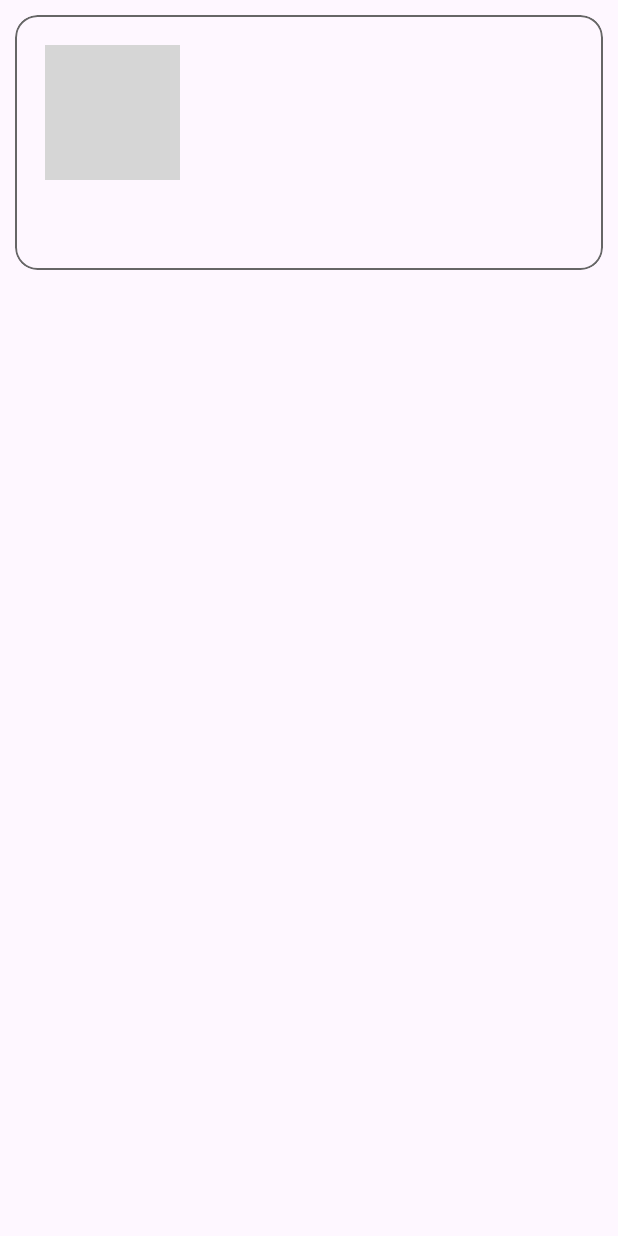
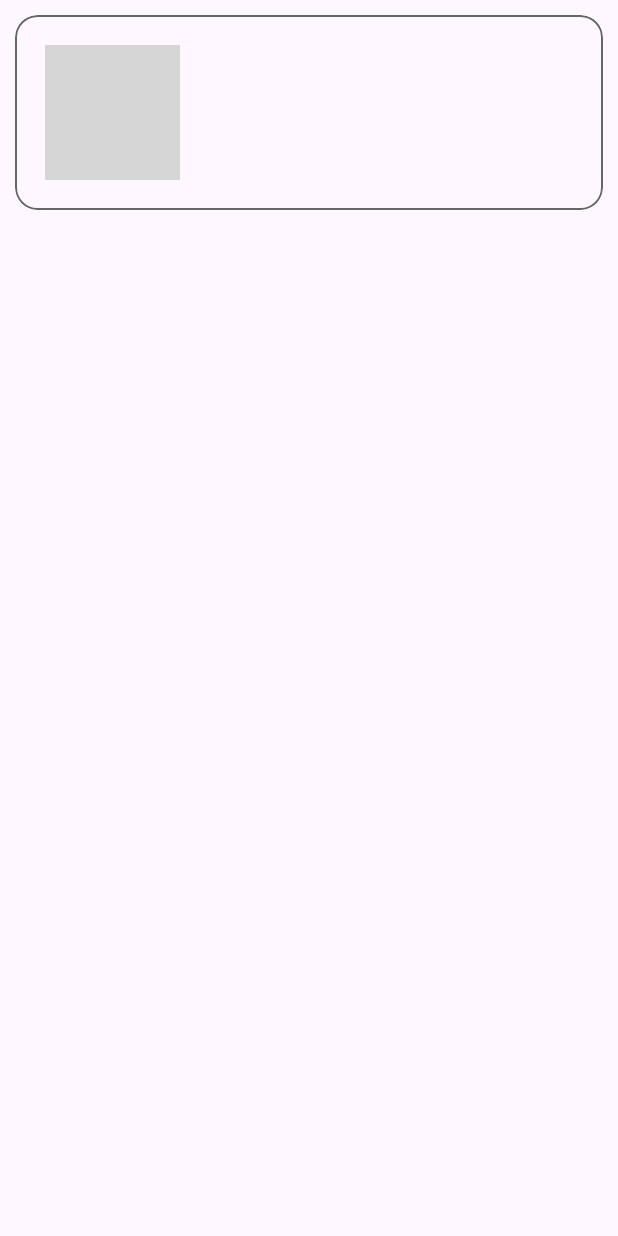
Before and after one commit to klenovn/ARTicle, an Android app: the layout article_item_view.xml on its own in the app's theme, with its tools: preview values and no code run, on a phone screen of 412 x 824 dp. Run offline under Robolectric (Android 15) with nearby library versions, the phone set to English and light mode, and no system bars; grey boxes are pictures that could not be loaded.

Commit message:
Рефакторинг

```diff
--- a/app/src/main/AndroidManifest.xml
+++ b/app/src/main/AndroidManifest.xml
@@ -20,8 +20,7 @@
                 <category android:name="android.intent.category.LAUNCHER"/>
             </intent-filter>
         </activity>
-        <activity android:name=".ProfileActivity"
-            android:exported="true">
+        <activity android:name=".ProfileActivity">
         </activity>
     </application>
 
--- a/app/src/main/java/com/comrades/article/MainActivity.kt
+++ b/app/src/main/java/com/comrades/article/MainActivity.kt
@@ -1,6 +1,5 @@
 package com.comrades.article
 
-import android.content.Intent
 import android.os.Bundle
 import androidx.appcompat.app.AppCompatActivity
 
@@ -8,6 +7,5 @@ class MainActivity : AppCompatActivity(R.layout.activity_main) {
     override fun onCreate(savedInstanceState: Bundle?) {
         super.onCreate(savedInstanceState)
 
-        startActivity(Intent(this, ProfileActivity::class.java))
     }
 }
--- a/app/src/main/java/com/comrades/article/ProfileActivity.kt
+++ b/app/src/main/java/com/comrades/article/ProfileActivity.kt
@@ -16,7 +16,7 @@ class ProfileActivity: AppCompatActivity(R.layout.user_profile) {
     override fun onCreate(savedInstanceState: Bundle?) {
         super.onCreate(savedInstanceState)
 
-        findViewById<RecyclerView>(R.id.search_rv).apply{
+        findViewById<RecyclerView>(R.id.articles_rv).apply{
             layoutManager = LinearLayoutManager(context)
             adapter = ProfileAdapter(fillList())
         }
@@ -36,7 +36,6 @@ class ProfileActivity: AppCompatActivity(R.layout.user_profile) {
         }
     }
 
-
     private fun fillList(): List<Article> {
         val data = mutableListOf<Article>()
         (1..30).forEach { i ->
--- a/app/src/main/res/layout/article_item_view.xml
+++ b/app/src/main/res/layout/article_item_view.xml
@@ -4,48 +4,40 @@
     xmlns:app="http://schemas.android.com/apk/res-auto"
 
     android:id="@+id/item_view__cv"
-    android:background="@color/white"
+    android:background="@null"
     android:layout_width="match_parent"
-    android:layout_height="170dp"
-    app:cardCornerRadius="15dp"
+    android:layout_height="wrap_content"
     android:layout_margin="10dp"
+    app:cardCornerRadius="@dimen/corner_radius"
     app:cardElevation="0dp"
-    app:strokeColor="#666666"
-    app:strokeWidth="1dp">
+    app:strokeColor="@color/grey"
+    app:strokeWidth="@dimen/stroke_width">
 
     <LinearLayout
         android:layout_width="match_parent"
         android:layout_height="match_parent"
         android:orientation="horizontal">
 
-        <com.google.android.material.card.MaterialCardView
-
-            android:background="@color/white"
-            android:layout_width="90dp"
-            android:layout_height="90dp"
-            android:layout_margin="20dp"
-            app:cardCornerRadius="15dp"
-            app:cardElevation="0dp"
-            app:strokeColor="#666666"
-            app:strokeWidth="1dp"
-            >
-
-            <ImageView
-                android:id="@+id/item_image"
-                android:layout_width="match_parent"
-                android:layout_height="match_parent"
-                android:src="@drawable/example_profile_image"
-                android:scaleType="centerCrop"
-                android:importantForAccessibility="no" />
-
-        </com.google.android.material.card.MaterialCardView>
+        <com.google.android.material.imageview.ShapeableImageView
+            android:background="@null"
+            android:layout_width="@dimen/article_item_image"
+            android:layout_height="@dimen/article_item_image"
+            android:layout_margin="@dimen/profile_default_margin"
+            android:id="@+id/item_image"
+            android:src="@drawable/example_profile_image"
+            android:scaleType="centerCrop"
+            android:adjustViewBounds="true"
+            app:shapeAppearance="@style/rounded"
+            app:strokeColor="@color/grey"
+            app:strokeWidth="@dimen/stroke_width">
+        </com.google.android.material.imageview.ShapeableImageView>
 
         <LinearLayout
             android:layout_width="match_parent"
-            android:layout_height="match_parent"
-            android:layout_marginBottom="20dp"
-            android:layout_marginEnd="20dp"
-            android:layout_marginTop="20dp"
+            android:layout_height="wrap_content"
+            android:layout_marginBottom="@dimen/profile_default_margin"
+            android:layout_marginEnd="@dimen/profile_default_margin"
+            android:layout_marginTop="@dimen/profile_default_margin"
             android:layout_marginStart="10dp"
             android:orientation="vertical">
 
@@ -53,16 +45,16 @@
                 android:id="@+id/item_title"
                 android:layout_width="match_parent"
                 android:layout_height="wrap_content"
-                android:textSize="24sp"
+                android:textSize="@dimen/article_title_text_size"
                 android:textColor="@color/black"
-                android:textStyle="bold"/>
+                android:textStyle="bold" />
 
             <TextView
                 android:id="@+id/item_description"
                 android:layout_width="match_parent"
-                android:layout_height="match_parent"
-                android:textSize="18sp"
-                android:textColor="@color/black"/>
+                android:layout_height="wrap_content"
+                android:textSize="@dimen/profile_text_size"
+                android:textColor="@color/black" />
 
         </LinearLayout>
 
--- /dev/null
+++ b/app/src/main/res/values/dimens.xml
@@ -0,0 +1,11 @@
+<?xml version="1.0" encoding="utf-8"?>
+<resources>
+    <dimen name="profile_image_size">220dp</dimen>
+    <dimen name="stroke_width">1dp</dimen>
+    <dimen name="nickname_text_size">27sp</dimen>
+    <dimen name="corner_radius">15dp</dimen>
+    <dimen name="profile_text_size">19sp</dimen>
+    <dimen name="profile_default_margin">20dp</dimen>
+    <dimen name="article_title_text_size">24sp</dimen>
+    <dimen name="article_item_image">90dp</dimen>
+</resources>
--- a/app/src/main/res/values/strings.xml
+++ b/app/src/main/res/values/strings.xml
@@ -2,4 +2,6 @@
     <string name="app_name">ARTicle</string>
     <string name="my_articles">Мои статьи</string>
     <string name="about_me">Обо мне</string>
+    <string name="robot_desc">robot</string>
+    <string name="back_button_desc">back</string>
 </resources>
--- a/app/src/main/res/values/themes.xml
+++ b/app/src/main/res/values/themes.xml
@@ -4,5 +4,6 @@
         <!-- Customize your light theme here. -->
         <item name="colorPrimary">@color/colorPrimary</item>
         <!-- <item name="colorPrimary">@color/my_light_primary</item> -->
+        <item name="android:navigationBarColor">@android:color/white</item>
     </style>
 </resources>
--- a/settings.gradle.kts
+++ b/settings.gradle.kts
@@ -13,5 +13,5 @@ dependencyResolutionManagement {
     }
 }
 
-rootProject.name = "ARTicle"
+rootProject.name = "Article"
 include(":app")
```
Also changed, not shown: app/src/main/res/layout/user_profile.xml (+28 -46 lines), app/src/main/res/values/styles.xml (added, +21 -0 lines), gradle/wrapper/gradle-wrapper.properties.
